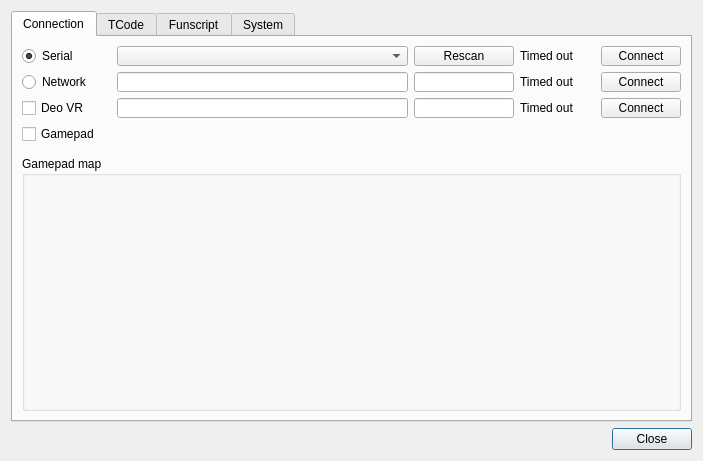
This is src/settings.ui in jcfain/XTPlayer as Qt 5 draws it before an edit. The edited form follows.
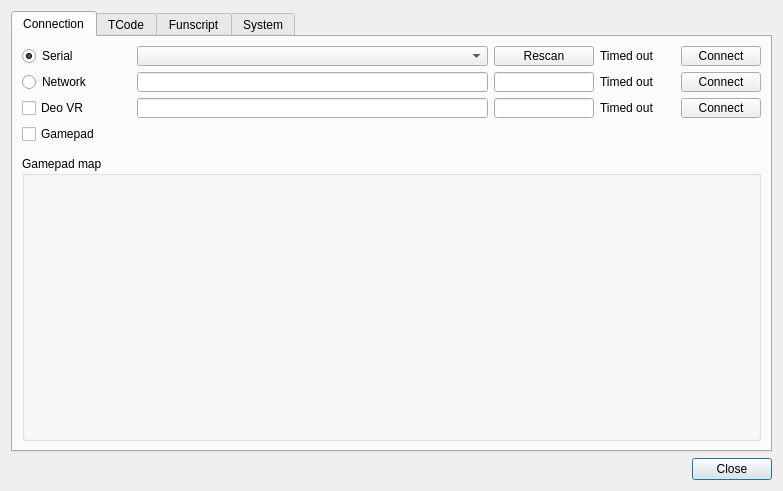
This is the edited form. Icons and pictures are not drawn.

Patch:
```diff
--- a/src/settings.ui
+++ b/src/settings.ui
@@ -6,8 +6,8 @@
    <rect>
     <x>0</x>
     <y>0</y>
-    <width>703</width>
-    <height>461</height>
+    <width>783</width>
+    <height>491</height>
    </rect>
   </property>
   <property name="windowTitle">
```
